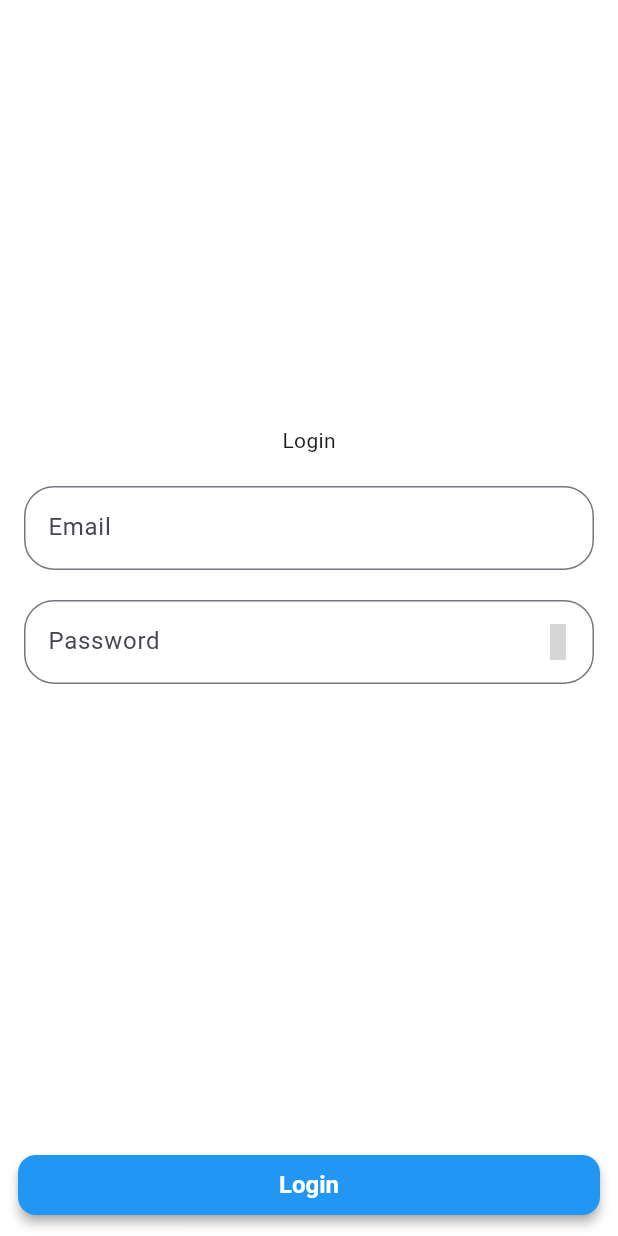
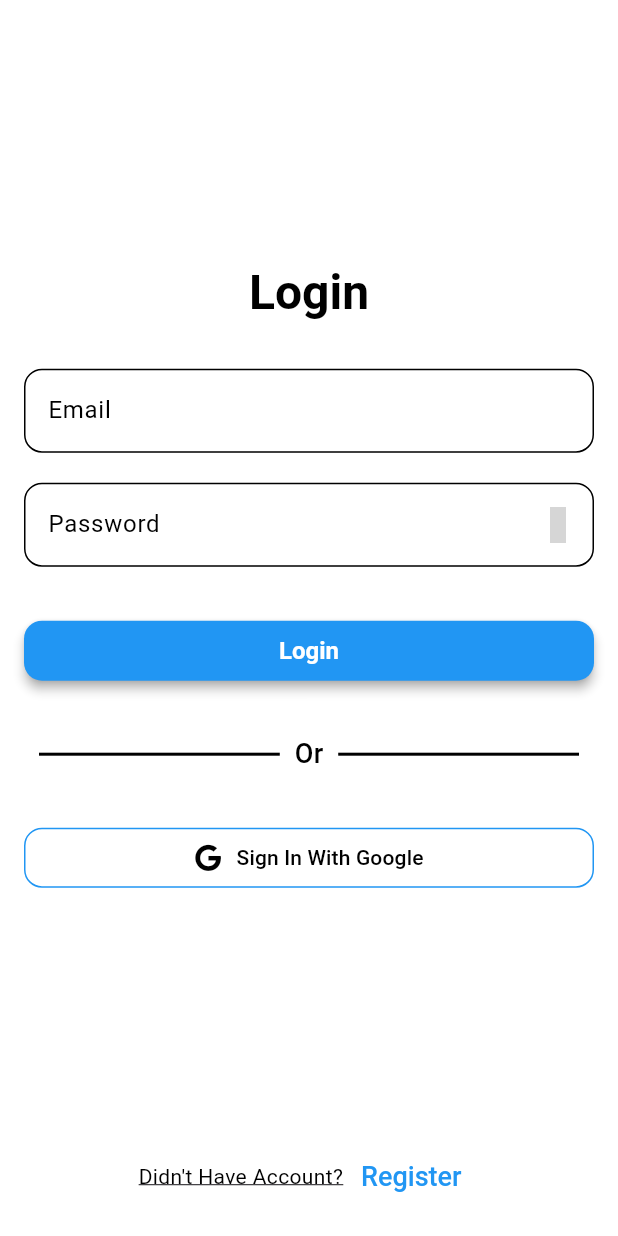
Before and after one commit to rostom17/EDGE_PROJECT_MOB_APP, a Flutter app: the screen it shows after launch, on a phone screen of 412 x 824 dp. Run offline on Flutter 3.47's test engine with Material 3 defaults, Android fonts, the phone set to English and light mode, and no system bars; our stand-ins replace font_awesome_flutter, get, iconsax; grey boxes are pictures that could not be loaded.

Commit message:
Login Page Complete

```diff
--- a/lib/app.dart
+++ b/lib/app.dart
@@ -63,6 +63,16 @@ class MyTodoList extends StatelessWidget {
         ),
       ),
 
+      outlinedButtonTheme: OutlinedButtonThemeData(
+        style: OutlinedButton.styleFrom(
+          shape: RoundedRectangleBorder(
+            borderRadius: BorderRadius.circular(12),
+          ),
+          side: BorderSide(color: Colors.blue),
+          foregroundColor: Colors.black,
+        ),
+      ),
+
       textButtonTheme: TextButtonThemeData(
         style: TextButton.styleFrom(
           foregroundColor: Colors.grey[700],
@@ -71,20 +81,38 @@ class MyTodoList extends StatelessWidget {
       ),
 
       inputDecorationTheme: InputDecorationTheme(
-        border: OutlineInputBorder(borderRadius: BorderRadius.circular(20)),
+        enabledBorder: OutlineInputBorder(
+          borderSide: BorderSide(color: Colors.black),
+          borderRadius: BorderRadius.circular(12),
+        ),
+
         focusedBorder: OutlineInputBorder(
-          borderSide: BorderSide(color: Colors.blue),
-          borderRadius: BorderRadius.circular(20),
+          borderSide: BorderSide(color: Colors.blue, width: 3),
+          borderRadius: BorderRadius.circular(12),
         ),
+        labelStyle: TextStyle(color: Colors.black),
+      ),
+
+      dividerTheme: DividerThemeData(
+        color: Colors.black,
+        thickness: 2,
+        endIndent: 10,
+        indent: 10,
       ),
 
       textTheme: TextTheme(
+        displayMedium: TextStyle(
+          fontSize: 32,
+          fontWeight: FontWeight.bold,
+          color: Colors.black,
+        ),
         titleLarge: TextStyle(fontSize: 26, fontWeight: FontWeight.w600),
         titleMedium: TextStyle(
           fontSize: 22,
           fontWeight: FontWeight.w500,
           color: Colors.grey[800],
         ),
+        titleSmall: TextStyle(fontSize: 18, color: Colors.black),
       ),
     );
   }
--- a/lib/features/authentication/view/login_screen.dart
+++ b/lib/features/authentication/view/login_screen.dart
@@ -1,5 +1,6 @@
 import 'package:flutter/material.dart';
 import 'package:iconsax/iconsax.dart';
+import 'package:font_awesome_flutter/font_awesome_flutter.dart';
 
 class LoginScreen extends StatefulWidget {
   const LoginScreen({super.key});
@@ -32,20 +33,67 @@ class _LoginScreenState extends State<LoginScreen> {
           key: _formKey,
           child: Column(
             children: [
-              SizedBox(height: screenHeight * .33),
-              Text("Login"),
-              const SizedBox(height: 20),
+              SizedBox(height: screenHeight * .2),
+              Text("Login", style: Theme.of(context).textTheme.displayMedium),
+              const SizedBox(height: 32),
               _buildLoginField("Email", _emailTEC),
               const SizedBox(height: 20),
               _buildLoginField("Password", _passwordTEC),
+              const SizedBox(height: 32),
+              ElevatedButton(onPressed: () {}, child: Text("Login")),
+              const SizedBox(height: 32),
+              _buildDivider(context),
+              const SizedBox(height: 32),
+              _buildSignInWithGoogleButton(),
+              const Spacer(),
+              Row(
+                mainAxisAlignment: MainAxisAlignment.center,
+                children: [
+                  Text(
+                    "Didn't Have Account?",
+                    style: TextStyle(
+                      color: Colors.black,
+                      decoration: TextDecoration.underline,
+                    ),
+                  ),
+                  TextButton(
+                    onPressed: () {},
+                    child: Text(
+                      "Register",
+                      style: TextStyle(color: Colors.blue),
+                    ),
+                  ),
+                ],
+              ),
+              const SizedBox(height: 16),
             ],
           ),
         ),
       ),
-      bottomNavigationBar: Padding(
-        padding: const EdgeInsets.only(left: 12, right: 12, bottom: 10),
-        child: ElevatedButton(onPressed: () {}, child: Text("Login")),
+    );
+  }
+
+  OutlinedButton _buildSignInWithGoogleButton() {
+    return OutlinedButton(
+      onPressed: () {},
+      child: Row(
+        mainAxisAlignment: MainAxisAlignment.center,
+        children: [
+          Icon(FontAwesomeIcons.google),
+          const SizedBox(width: 10),
+          Text("Sign In With Google"),
+        ],
       ),
+    );
+  }
+
+  Row _buildDivider(BuildContext context) {
+    return Row(
+      children: [
+        Expanded(child: Divider()),
+        Text("Or", style: Theme.of(context).textTheme.titleSmall),
+        Expanded(child: Divider()),
+      ],
     );
   }
 
--- a/pubspec.yaml
+++ b/pubspec.yaml
@@ -20,6 +20,7 @@ dependencies:
   get: ^4.7.2
   iconsax: ^0.0.8
   intl: ^0.20.2
+  font_awesome_flutter: ^10.8.0
 
 
 
```
Also changed, not shown: pubspec.lock.
